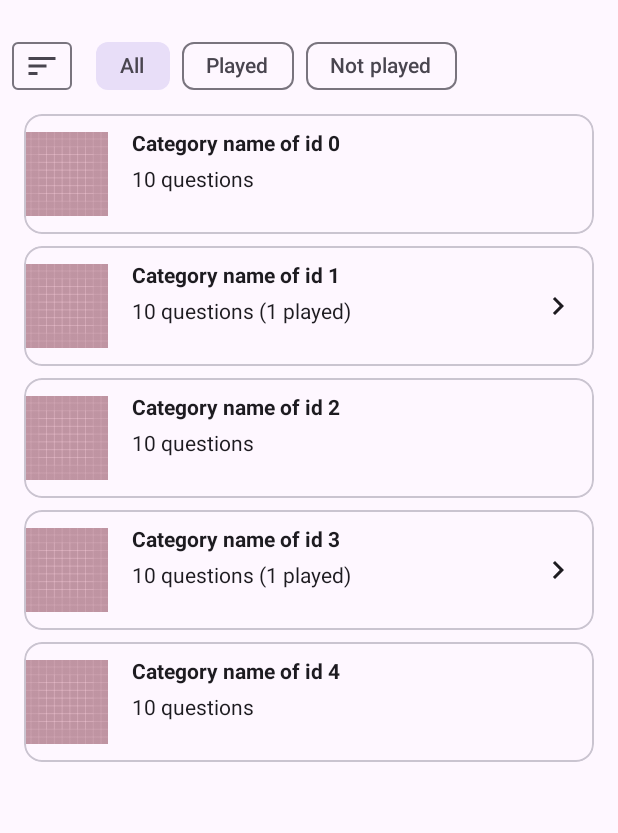
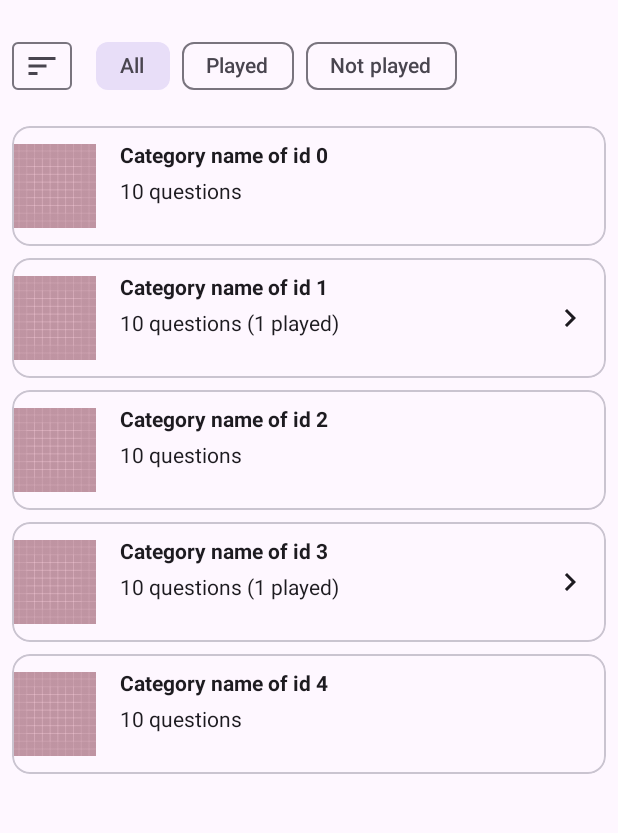
Before and after one commit to warakorn-prasert/RandomTrivia, an Android app built with Jetpack Compose: the @Preview function CategoriesPreview, on a phone screen of 412 x 824 dp, the part 66-899 px from its top. Run offline under Robolectric (Android 15) with nearby library versions, the phone set to English and light mode, and no system bars; our stand-ins replace Room's generated code.

Commit message:
feat: ime padding in Categories and Questions screens

```diff
--- a/app/src/main/java/com/korn/portfolio/randomtrivia/ui/screen/Categories.kt
+++ b/app/src/main/java/com/korn/portfolio/randomtrivia/ui/screen/Categories.kt
@@ -10,9 +10,13 @@ import androidx.compose.foundation.layout.Column
 import androidx.compose.foundation.layout.IntrinsicSize
 import androidx.compose.foundation.layout.PaddingValues
 import androidx.compose.foundation.layout.Row
+import androidx.compose.foundation.layout.WindowInsets
+import androidx.compose.foundation.layout.asPaddingValues
 import androidx.compose.foundation.layout.fillMaxSize
 import androidx.compose.foundation.layout.fillMaxWidth
 import androidx.compose.foundation.layout.height
+import androidx.compose.foundation.layout.ime
+import androidx.compose.foundation.layout.navigationBars
 import androidx.compose.foundation.layout.padding
 import androidx.compose.foundation.layout.size
 import androidx.compose.foundation.lazy.LazyColumn
@@ -38,6 +42,7 @@ import androidx.compose.ui.graphics.ColorFilter
 import androidx.compose.ui.res.painterResource
 import androidx.compose.ui.text.font.FontWeight
 import androidx.compose.ui.tooling.preview.Preview
+import androidx.compose.ui.unit.coerceAtLeast
 import androidx.compose.ui.unit.dp
 import androidx.lifecycle.viewmodel.compose.viewModel
 import com.korn.portfolio.randomtrivia.R
@@ -130,9 +135,17 @@ private fun Categories(
                 Box(Modifier.fillMaxSize().padding(horizontal = 16.dp), Alignment.Center) {
                     Text("No category available to play.")
                 }
+            val imePadding = WindowInsets.ime.asPaddingValues().calculateBottomPadding()
+            val navBarPadding = WindowInsets.navigationBars.asPaddingValues().calculateBottomPadding()
+            val bottomBarPadding = 80.dp
             LazyColumn(
                 state = listState,
-                contentPadding = PaddingValues(horizontal = 16.dp, vertical = 8.dp),
+                contentPadding = PaddingValues(
+                    start = 8.dp,
+                    top = 16.dp,
+                    end = 8.dp,
+                    bottom = (imePadding - navBarPadding - bottomBarPadding + 16.dp).coerceAtLeast(16.dp)
+                ),
                 verticalArrangement = Arrangement.spacedBy(8.dp)
             ) {
                 items(categories, key = { it.id }) { (name, total, totalPlayed, id, isPlayed) ->
@@ -142,7 +155,6 @@ private fun Categories(
                         playedQuestions = totalPlayed,
                         isPlayed = isPlayed,
                         onClick = {
-                            //viewModel.saveCategoryId(id)
                             navToQuestions(id)
                         },
                         modifier = Modifier.fillMaxWidth()
```
Also changed, not shown: app/src/main/java/com/korn/portfolio/randomtrivia/ui/screen/Questions.kt (+14 -1 lines).
